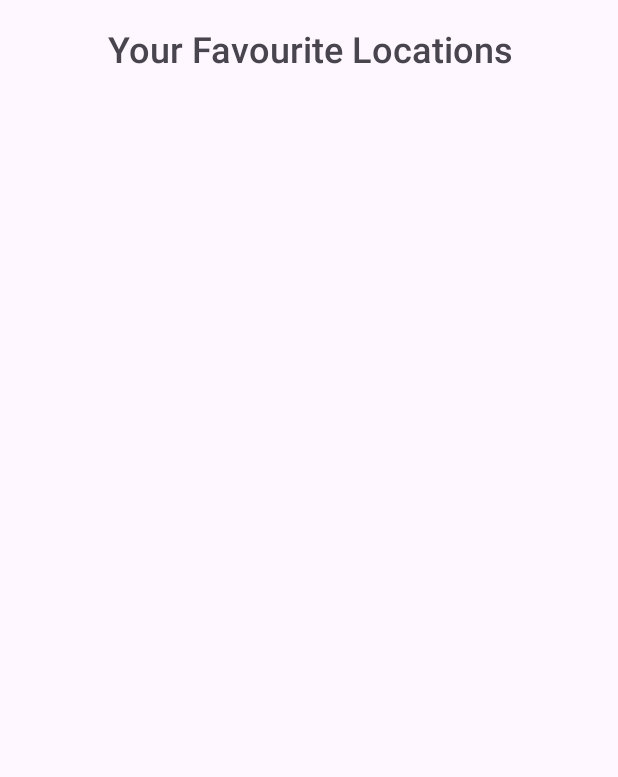
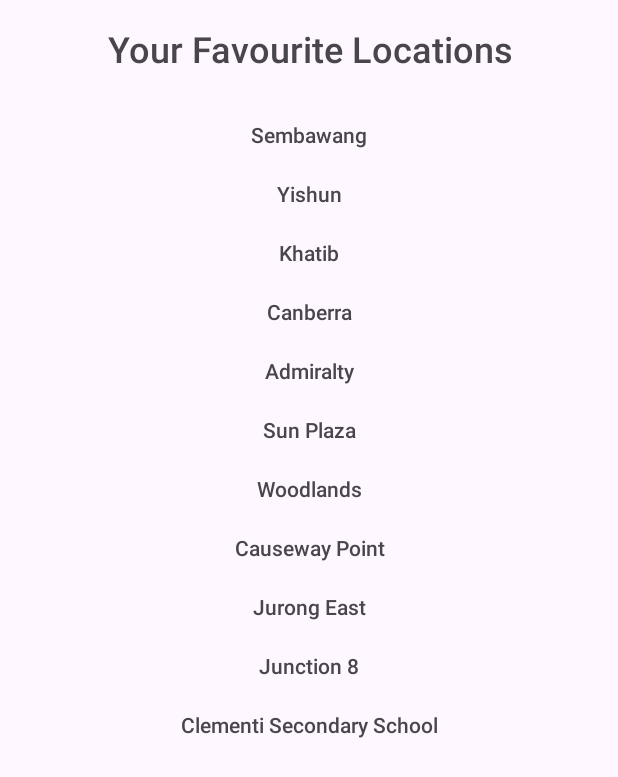
Before and after one commit to JesiahChow/MAD2023_Team1, an Android app: the FavouriteLocationsActivity screen opened directly, with no data from a screen before it, on a phone screen of 412 x 824 dp. Shown: the top 777 px of the screen. Run offline under Robolectric (Android 15) with nearby library versions, the phone set to English and light mode, and no system bars.

Commit message:
Changelog: - Created and completed setting up layout of the UI element that would be used as the ViewHolder for the FavouriteLocationsRecyclerView. - Implemented the CreatePlaceholderFavouriteLocationAddresses method for the FavouriteLocations class for testing purposes. - Modified implementation of the onCreate method of the FavouriteLocationsActivity class to initialize and set up the RecyclerView that would be used for displaying a user's favourite locations. - Created and implemented the FavouriteLocationsAdapter class. - Modified the "strings.xml" file.

```diff
--- a/app/src/main/java/sg/edu/np/mad/madassignmentteam1/FavouriteLocations.java
+++ b/app/src/main/java/sg/edu/np/mad/madassignmentteam1/FavouriteLocations.java
@@ -3,10 +3,35 @@ package sg.edu.np.mad.madassignmentteam1;
 import java.util.ArrayList;
 
 public class FavouriteLocations {
-    ArrayList<String> favouriteLocationNames = new ArrayList<String>();
+    ArrayList<String> favouriteLocationAddresses = new ArrayList<String>();
 
     public FavouriteLocations()
     {
 
     }
+
+    public void CreatePlaceholderFavouriteLocationAddresses()
+    {
+        favouriteLocationAddresses.add("Sembawang");
+
+        favouriteLocationAddresses.add("Yishun");
+
+        favouriteLocationAddresses.add("Khatib");
+
+        favouriteLocationAddresses.add("Canberra");
+
+        favouriteLocationAddresses.add("Admiralty");
+
+        favouriteLocationAddresses.add("Sun Plaza");
+
+        favouriteLocationAddresses.add("Woodlands");
+
+        favouriteLocationAddresses.add("Causeway Point");
+
+        favouriteLocationAddresses.add("Jurong East");
+
+        favouriteLocationAddresses.add("Junction 8");
+
+        favouriteLocationAddresses.add("Clementi Secondary School");
+    }
 }
--- a/app/src/main/java/sg/edu/np/mad/madassignmentteam1/FavouriteLocationsActivity.java
+++ b/app/src/main/java/sg/edu/np/mad/madassignmentteam1/FavouriteLocationsActivity.java
@@ -1,12 +1,15 @@
 package sg.edu.np.mad.madassignmentteam1;
 
 import androidx.appcompat.app.AppCompatActivity;
+import androidx.recyclerview.widget.LinearLayoutManager;
 import androidx.recyclerview.widget.RecyclerView;
 
 import android.os.Bundle;
 
 public class FavouriteLocationsActivity extends AppCompatActivity {
     RecyclerView favouriteLocationsRecyclerView = null;
+
+    FavouriteLocations favouriteLocations = new FavouriteLocations();
 
     @Override
     protected void onCreate(Bundle savedInstanceState) {
@@ -16,6 +19,16 @@ public class FavouriteLocationsActivity extends AppCompatActivity {
 
         favouriteLocationsRecyclerView = findViewById(R.id.FavouriteLocationsRecyclerView);
 
+        favouriteLocations.CreatePlaceholderFavouriteLocationAddresses();
 
+        FavouriteLocationsAdapter favouriteLocationsAdapter = new FavouriteLocationsAdapter(
+                favouriteLocations.favouriteLocationAddresses
+        );
+
+        favouriteLocationsRecyclerView.setAdapter(favouriteLocationsAdapter);
+
+        favouriteLocationsRecyclerView.setLayoutManager(
+                new LinearLayoutManager(this)
+        );
     }
 }
--- /dev/null
+++ b/app/src/main/java/sg/edu/np/mad/madassignmentteam1/FavouriteLocationsAdapter.java
@@ -0,0 +1,56 @@
+package sg.edu.np.mad.madassignmentteam1;
+
+import android.view.LayoutInflater;
+import android.view.View;
+import android.view.ViewGroup;
+import android.widget.TextView;
+
+import androidx.annotation.NonNull;
+import androidx.recyclerview.widget.RecyclerView;
+
+import java.util.ArrayList;
+
+public class FavouriteLocationsAdapter extends RecyclerView.Adapter<FavouriteLocationsAdapter.ViewHolder> {
+
+    public class ViewHolder extends RecyclerView.ViewHolder {
+        public TextView locationAddressTextView = null;
+
+        public ViewHolder(View itemView)
+        {
+            super(itemView);
+
+            locationAddressTextView = (TextView)itemView.findViewById(R.id.LocationAddressTextView);
+        }
+    }
+
+    private ArrayList<String> favouriteLocationAddresses = null;
+
+    public FavouriteLocationsAdapter(ArrayList<String> favouriteLocationAddressArrayList)
+    {
+        super();
+
+        favouriteLocationAddresses = favouriteLocationAddressArrayList;
+    }
+
+    @NonNull
+    @Override
+    public ViewHolder onCreateViewHolder(ViewGroup parent, int viewType) {
+        return new ViewHolder(
+            LayoutInflater.from(parent.getContext()).inflate(
+                R.layout.favourite_location_list_element,
+                parent,
+                false
+            )
+        );
+    }
+
+    @Override
+    public void onBindViewHolder(ViewHolder holder, int position) {
+        holder.locationAddressTextView.setText(favouriteLocationAddresses.get(position));
+    }
+
+    @Override
+    public int getItemCount() {
+        return favouriteLocationAddresses.size();
+    }
+}
--- /dev/null
+++ b/app/src/main/res/layout/favourite_location_list_element.xml
@@ -0,0 +1,21 @@
+<?xml version="1.0" encoding="utf-8"?>
+<LinearLayout xmlns:android="http://schemas.android.com/apk/res/android"
+    android:layout_width="match_parent"
+    android:layout_height="wrap_content"
+    android:orientation="horizontal"
+    android:paddingLeft="10dp"
+    android:paddingTop="10dp"
+    android:paddingRight="10dp"
+    android:paddingBottom="10dp">
+
+    <TextView
+        android:id="@+id/LocationAddressTextView"
+        android:layout_width="0dp"
+        android:layout_height="wrap_content"
+        android:layout_weight="1"
+        android:fontFamily="sans-serif-medium"
+        android:gravity="center"
+        android:text="@string/favourite_location_list_element_location_placeholder_address"
+        android:textAlignment="gravity"
+        android:textSize="14sp" />
+</LinearLayout>
--- a/app/src/main/res/values/strings.xml
+++ b/app/src/main/res/values/strings.xml
@@ -7,4 +7,5 @@
     <string name="back">Back</string>
     <string name="reset">Reset Password</string>
     <string name="favourite_locations_header_text">Your Favourite Locations</string>
+    <string name="favourite_location_list_element_location_placeholder_address">Location Address</string>
 </resources>
```
